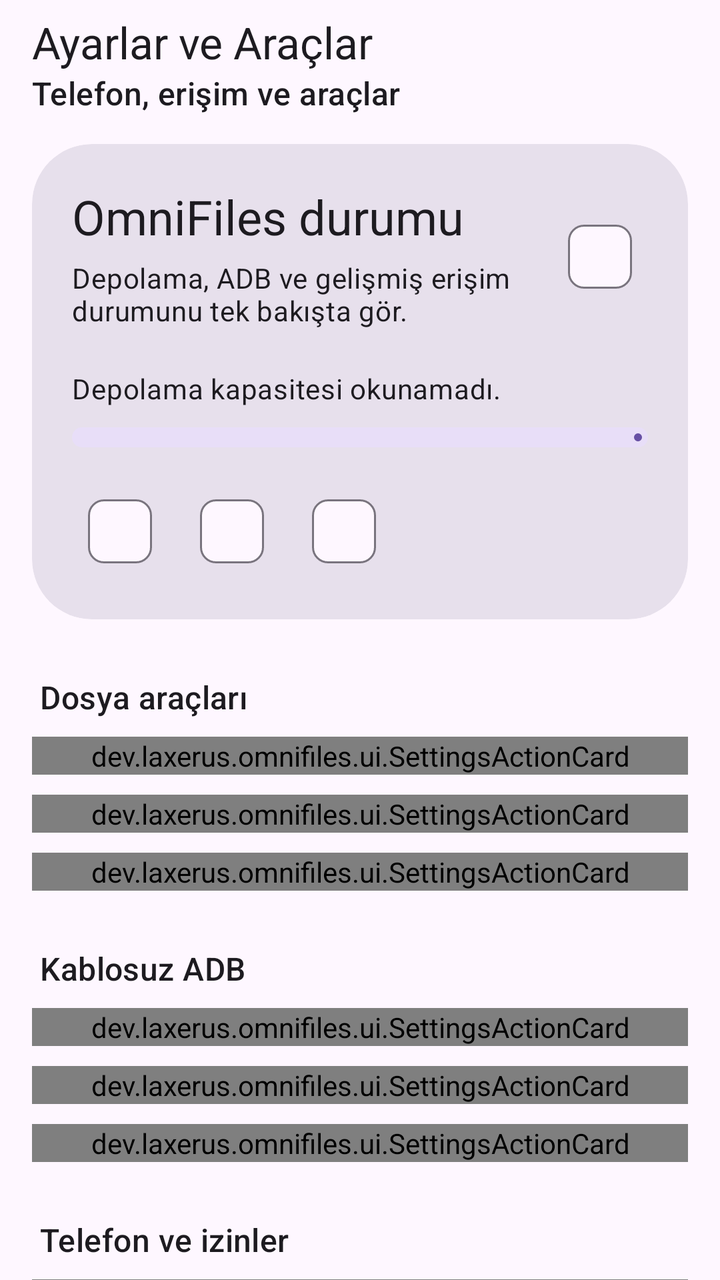
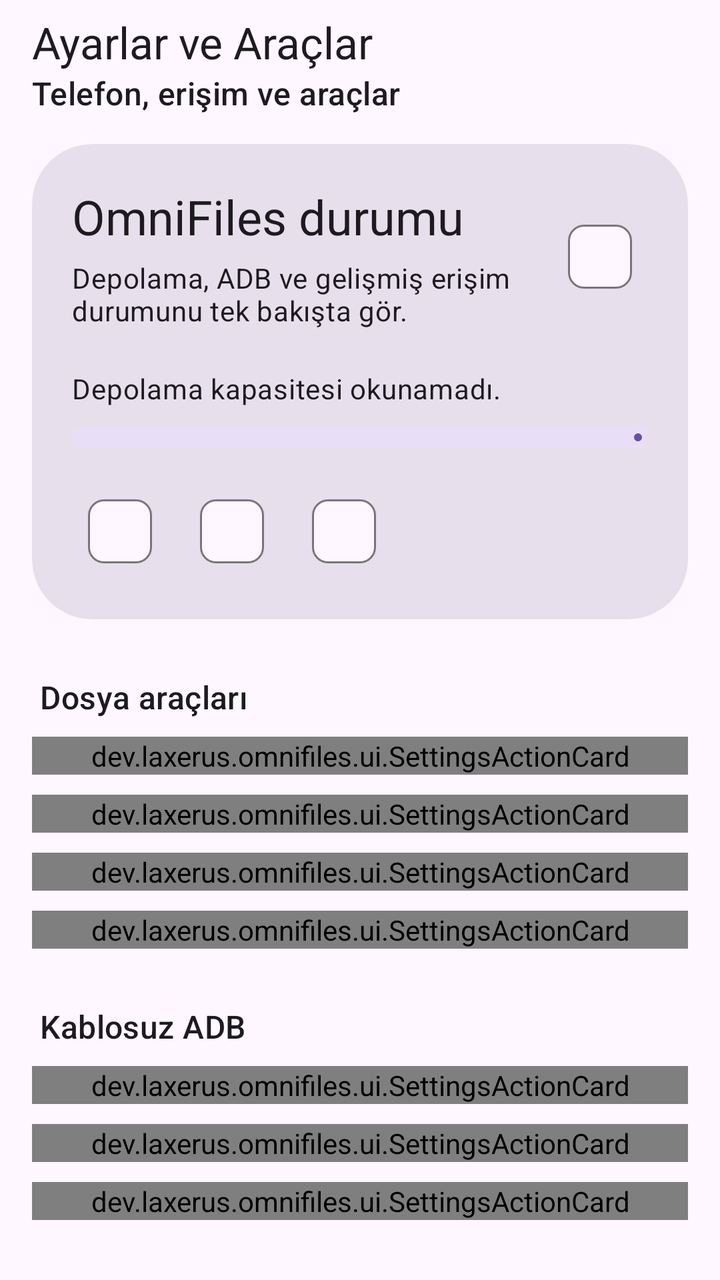

An Android layout rendered at two revisions. The XML below is the earlier revision; the diff shows what the commit changed to produce the second picture.
<!-- AndroidManifest.xml: application theme Theme.OmniFiles -->
<!-- res/layout/activity_main.xml -->
<?xml version="1.0" encoding="utf-8"?>
<LinearLayout xmlns:android="http://schemas.android.com/apk/res/android"
    xmlns:app="http://schemas.android.com/apk/res-auto"
    android:id="@+id/root"
    android:layout_width="match_parent"
    android:layout_height="match_parent"
    android:orientation="vertical">

    <com.google.android.material.appbar.MaterialToolbar
        android:id="@+id/toolbar"
        android:layout_width="match_parent"
        android:layout_height="wrap_content"
        app:subtitle="@string/settings_hub_toolbar_subtitle"
        app:title="@string/settings_hub_title" />

    <androidx.core.widget.NestedScrollView
        android:layout_width="match_parent"
        android:layout_height="0dp"
        android:layout_weight="1"
        android:clipToPadding="false"
        android:fillViewport="true">

        <LinearLayout
            android:layout_width="match_parent"
            android:layout_height="wrap_content"
            android:orientation="vertical"
            android:paddingStart="16dp"
            android:paddingTop="8dp"
            android:paddingEnd="16dp"
            android:paddingBottom="40dp">

            <com.google.android.material.card.MaterialCardView
                android:layout_width="match_parent"
                android:layout_height="wrap_content"
                app:cardBackgroundColor="?attr/colorSurfaceVariant"
                app:cardCornerRadius="30dp"
                app:cardElevation="0dp"
                app:strokeWidth="0dp">

                <LinearLayout
                    android:layout_width="match_parent"
                    android:layout_height="wrap_content"
                    android:orientation="vertical"
                    android:padding="20dp">

                    <LinearLayout
                        android:layout_width="match_parent"
                        android:layout_height="wrap_content"
                        android:gravity="center_vertical"
                        android:orientation="horizontal">

                        <LinearLayout
                            android:layout_width="0dp"
                            android:layout_height="wrap_content"
                            android:layout_weight="1"
                            android:orientation="vertical">

                            <TextView
                                android:layout_width="match_parent"
                                android:layout_height="wrap_content"
                                android:text="@string/settings_overview_title"
                                android:textAppearance="?attr/textAppearanceHeadlineSmall" />

                            <TextView
                                android:layout_width="match_parent"
                                android:layout_height="wrap_content"
                                android:layout_marginTop="5dp"
                                android:text="@string/settings_overview_summary"
                                android:textAppearance="?attr/textAppearanceBodyMedium" />
                        </LinearLayout>

                        <com.google.android.material.chip.Chip
                            android:id="@+id/versionText"
                            android:layout_width="wrap_content"
                            android:layout_height="wrap_content"
                            android:layout_marginStart="12dp"
                            android:checkable="false"
                            android:clickable="false" />
                    </LinearLayout>

                    <TextView
                        android:id="@+id/storageUsageText"
                        android:layout_width="match_parent"
                        android:layout_height="wrap_content"
                        android:layout_marginTop="20dp"
                        android:text="@string/storage_usage_unavailable"
                        android:textAppearance="?attr/textAppearanceBodyMedium" />

                    <com.google.android.material.progressindicator.LinearProgressIndicator
                        android:id="@+id/storageUsageProgress"
                        android:layout_width="match_parent"
                        android:layout_height="wrap_content"
                        android:layout_marginTop="10dp"
                        android:max="100"
                        android:progress="0"
                        app:indicatorTrackGapSize="0dp"
                        app:trackCornerRadius="5dp"
                        app:trackThickness="10dp" />

                    <com.google.android.material.chip.ChipGroup
                        android:layout_width="match_parent"
                        android:layout_height="wrap_content"
                        android:layout_marginTop="18dp"
                        app:chipSpacingHorizontal="8dp"
                        app:chipSpacingVertical="8dp"
                        app:singleLine="false">

                        <com.google.android.material.chip.Chip
                            android:id="@+id/storageStatusChip"
                            android:layout_width="wrap_content"
                            android:layout_height="wrap_content"
                            android:checkable="false"
                            android:clickable="false" />

                        <com.google.android.material.chip.Chip
                            android:id="@+id/adbStatusChip"
                            android:layout_width="wrap_content"
                            android:layout_height="wrap_content"
                            android:checkable="false"
                            android:clickable="false" />

                        <com.google.android.material.chip.Chip
                            android:id="@+id/rootStatusChip"
                            android:layout_width="wrap_content"
                            android:layout_height="wrap_content"
                            android:checkable="false"
                            android:clickable="false" />
                    </com.google.android.material.chip.ChipGroup>
                </LinearLayout>
            </com.google.android.material.card.MaterialCardView>

            <TextView
                android:layout_width="match_parent"
                android:layout_height="wrap_content"
                android:layout_marginTop="28dp"
                android:paddingStart="4dp"
                android:paddingBottom="9dp"
                android:text="@string/settings_section_files"
                android:textAppearance="?attr/textAppearanceTitleMedium" />

            <dev.laxerus.omnifiles.ui.SettingsActionCard
                android:id="@+id/storageAnalyzerButton"
                android:layout_width="match_parent"
                android:layout_height="wrap_content" />

            <dev.laxerus.omnifiles.ui.SettingsActionCard
                android:id="@+id/trashButton"
                android:layout_width="match_parent"
                android:layout_height="wrap_content"
                android:layout_marginTop="10dp" />

            <dev.laxerus.omnifiles.ui.SettingsActionCard
                android:id="@+id/checksumButton"
                android:layout_width="match_parent"
                android:layout_height="wrap_content"
                android:layout_marginTop="10dp" />

            <TextView
                android:layout_width="match_parent"
                android:layout_height="wrap_content"
                android:layout_marginTop="28dp"
                android:paddingStart="4dp"
                android:paddingBottom="9dp"
                android:text="@string/settings_section_adb"
                android:textAppearance="?attr/textAppearanceTitleMedium" />

            <dev.laxerus.omnifiles.ui.SettingsActionCard
                android:id="@+id/adbCard"
                android:layout_width="match_parent"
                android:layout_height="wrap_content" />

            <dev.laxerus.omnifiles.ui.SettingsActionCard
                android:id="@+id/adbFilesCard"
                android:layout_width="match_parent"
                android:layout_height="wrap_content"
                android:layout_marginTop="10dp" />

            <dev.laxerus.omnifiles.ui.SettingsActionCard
                android:id="@+id/saveScoutCard"
                android:layout_width="match_parent"
                android:layout_height="wrap_content"
                android:layout_marginTop="10dp" />

            <TextView
                android:layout_width="match_parent"
                android:layout_height="wrap_content"
                android:layout_marginTop="28dp"
                android:paddingStart="4dp"
                android:paddingBottom="9dp"
                android:text="@string/settings_section_phone"
                android:textAppearance="?attr/textAppearanceTitleMedium" />

            <dev.laxerus.omnifiles.ui.SettingsActionCard
                android:id="@+id/storageAccessCard"
                android:layout_width="match_parent"
                android:layout_height="wrap_content" />

            <dev.laxerus.omnifiles.ui.SettingsActionCard
                android:id="@+id/wifiSettingsCard"
                android:layout_width="match_parent"
                android:layout_height="wrap_content"
                android:layout_marginTop="10dp" />

            <dev.laxerus.omnifiles.ui.SettingsActionCard
                android:id="@+id/developerSettingsCard"
                android:layout_width="match_parent"
                android:layout_height="wrap_content"
                android:layout_marginTop="10dp" />

            <dev.laxerus.omnifiles.ui.SettingsActionCard
                android:id="@+id/appDetailsCard"
                android:layout_width="match_parent"
                android:layout_height="wrap_content"
                android:layout_marginTop="10dp" />

            <TextView
                android:layout_width="match_parent"
                android:layout_height="wrap_content"
                android:layout_marginTop="28dp"
                android:paddingStart="4dp"
                android:paddingBottom="9dp"
                android:text="@string/settings_section_developer"
                android:textAppearance="?attr/textAppearanceTitleMedium" />

            <dev.laxerus.omnifiles.ui.SettingsActionCard
                android:id="@+id/sqliteStudioCard"
                android:layout_width="match_parent"
                android:layout_height="wrap_content" />
        </LinearLayout>
    </androidx.core.widget.NestedScrollView>
</LinearLayout>
<!-- resources referenced by this layout -->
<resources>
  <string name="settings_hub_title">Ayarlar ve Araçlar</string>
  <string name="settings_hub_toolbar_subtitle">Telefon, erişim ve araçlar</string>
  <string name="settings_overview_summary">Depolama, ADB ve gelişmiş erişim durumunu tek bakışta gör.</string>
  <string name="settings_overview_title">OmniFiles durumu</string>
  <string name="settings_section_adb">Kablosuz ADB</string>
  <string name="settings_section_developer">Geliştirici</string>
  <string name="settings_section_files">Dosya araçları</string>
  <string name="settings_section_phone">Telefon ve izinler</string>
  <string name="storage_usage_unavailable">Depolama kapasitesi okunamadı.</string>
  <style name="Theme.OmniFiles" parent="Theme.Material3.DayNight.NoActionBar">
          <item name="android:windowActionModeOverlay">true</item>
          <item name="android:windowLightStatusBar" tools:targetApi="m">?attr/isLightTheme</item>
          <item name="android:navigationBarColor">@android:color/transparent</item>
          <item name="android:statusBarColor">@android:color/transparent</item>
      </style>
</resources>

<!-- the commit's change to res/layout/activity_main.xml (unified diff, before → after) -->
@@ -139,9 +139,15 @@
                 android:textAppearance="?attr/textAppearanceTitleMedium" />
 
             <dev.laxerus.omnifiles.ui.SettingsActionCard
+                android:id="@+id/junkCleanerButton"
+                android:layout_width="match_parent"
+                android:layout_height="wrap_content" />
+
+            <dev.laxerus.omnifiles.ui.SettingsActionCard
                 android:id="@+id/storageAnalyzerButton"
                 android:layout_width="match_parent"
-                android:layout_height="wrap_content" />
+                android:layout_height="wrap_content"
+                android:layout_marginTop="10dp" />
 
             <dev.laxerus.omnifiles.ui.SettingsActionCard
                 android:id="@+id/trashButton"
